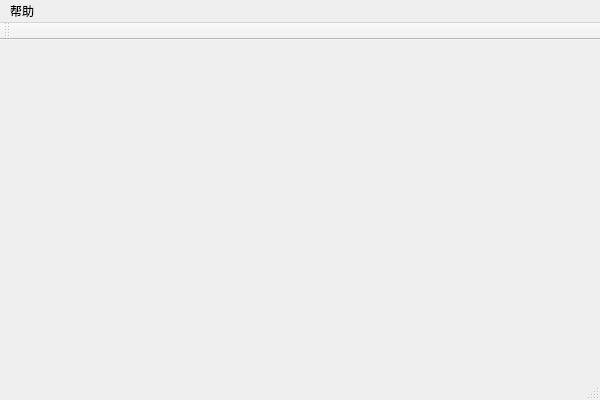
Above: QtCanPlatform.ui from BiggerBinBin/QtCanPlatform before the change. Below: the same form after it.
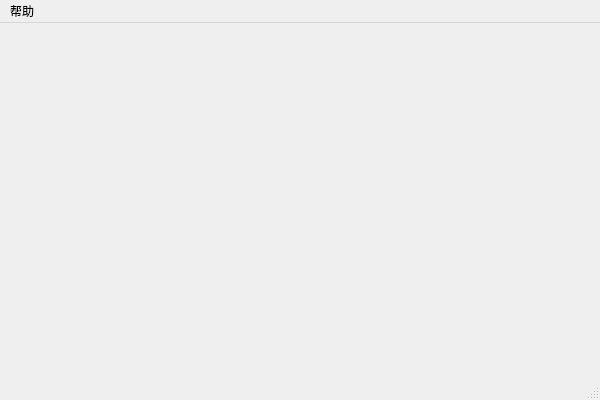
That is the form after the change.

Patch:
```diff
--- a/QtCanPlatform.ui
+++ b/QtCanPlatform.ui
@@ -32,14 +32,6 @@
    </widget>
    <addaction name="menu"/>
   </widget>
-  <widget class="QToolBar" name="mainToolBar">
-   <attribute name="toolBarArea">
-    <enum>TopToolBarArea</enum>
-   </attribute>
-   <attribute name="toolBarBreak">
-    <bool>false</bool>
-   </attribute>
-  </widget>
   <widget class="QStatusBar" name="statusBar"/>
   <action name="action_History">
    <property name="text">
```
Left out of the diff: 6 changed lines with no effect on the pictures.
